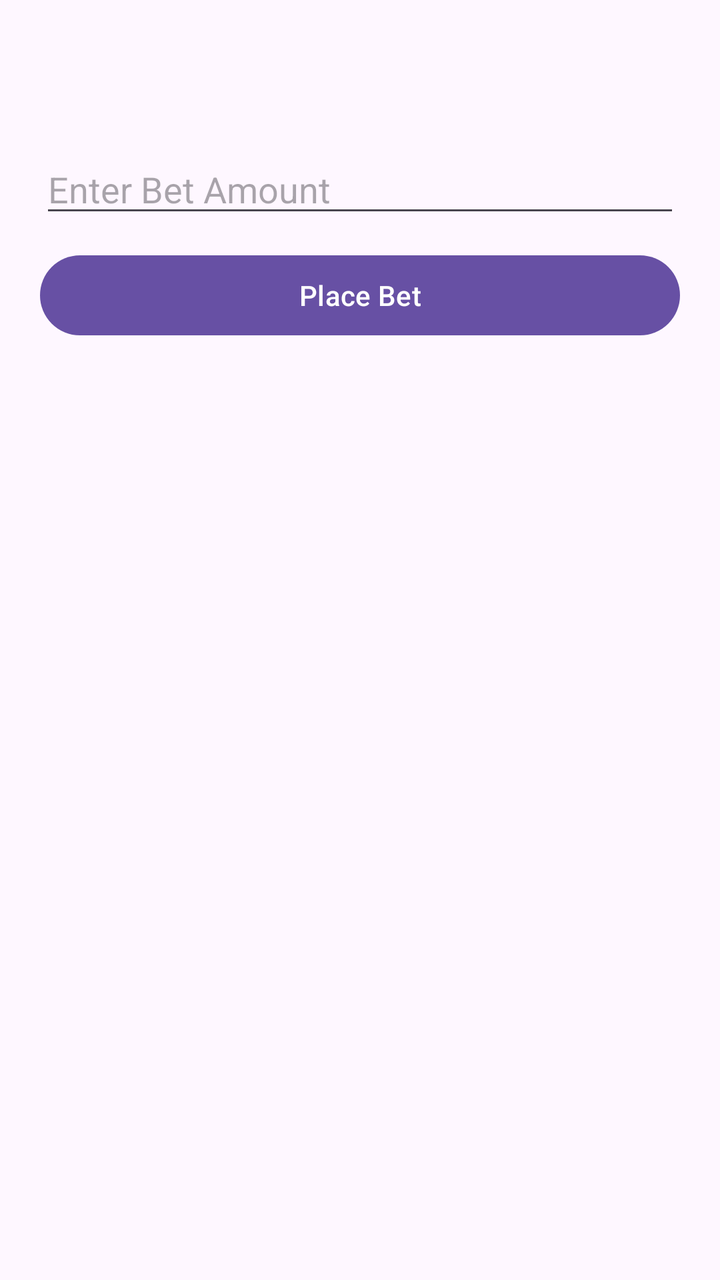
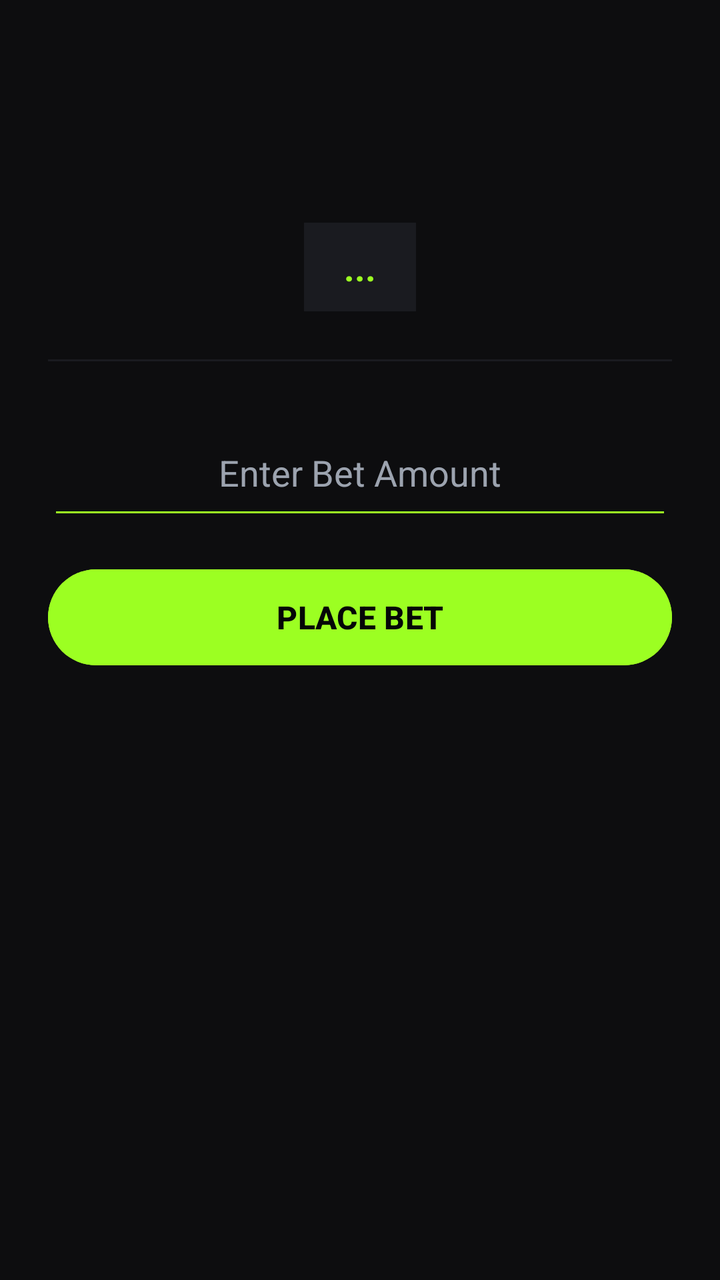

The first picture is an Android layout as it rendered before a commit; the second is the same layout after the commit. The layout source and the unified diff follow.
<!-- AndroidManifest.xml: application theme Theme.BettingClientApp -->
<!-- res/layout/activity_play.xml -->
<?xml version="1.0" encoding="utf-8"?>
<LinearLayout xmlns:android="http://schemas.android.com/apk/res/android"
    android:layout_width="match_parent"
    android:layout_height="match_parent"
    android:orientation="vertical"
    android:padding="20dp">

    <TextView android:id="@+id/tvGameTitle" android:layout_width="match_parent" android:layout_height="wrap_content" android:textSize="24sp" android:textStyle="bold" />

    <EditText android:id="@+id/etBet" android:layout_width="match_parent" android:layout_height="wrap_content" android:hint="Enter Bet Amount" android:inputType="numberDecimal" android:layout_marginTop="20dp" />

    <Button android:id="@+id/btnPlay" android:layout_width="match_parent" android:layout_height="wrap_content" android:text="Place Bet" android:layout_marginTop="10dp" />

    <RatingBar android:id="@+id/ratingBar" android:layout_width="wrap_content" android:layout_height="wrap_content" android:layout_marginTop="20dp" android:visibility="gone" />

</LinearLayout>
<!-- resources referenced by this layout -->
<resources>
  <style name="Theme.BettingClientApp" parent="Base.Theme.BettingClientApp" />
  <style name="Base.Theme.BettingClientApp" parent="Theme.Material3.DayNight.NoActionBar">
          
          
      </style>
</resources>

<!-- the commit's change to res/layout/activity_play.xml (unified diff, before → after) -->
@@ -3,14 +3,149 @@
     android:layout_width="match_parent"
     android:layout_height="match_parent"
     android:orientation="vertical"
-    android:padding="20dp">
+    android:padding="24dp"
+    android:background="#0D0D0F"
+    android:gravity="center_horizontal">
 
-    <TextView android:id="@+id/tvGameTitle" android:layout_width="match_parent" android:layout_height="wrap_content" android:textSize="24sp" android:textStyle="bold" />
+    
+    
+    
+    <TextView
+        android:id="@+id/tvGameTitle"
+        android:layout_width="wrap_content"
+        android:layout_height="wrap_content"
+        android:textSize="32sp"
+        android:textStyle="bold"
+        android:textColor="#FFFFFF"
+        android:letterSpacing="0.05"
+        android:layout_marginBottom="8dp"/>
 
-    <EditText android:id="@+id/etBet" android:layout_width="match_parent" android:layout_height="wrap_content" android:hint="Enter Bet Amount" android:inputType="numberDecimal" android:layout_marginTop="20dp" />
+    <TextView
+        android:id="@+id/tvGameInfo"
+        android:layout_width="match_parent"
+        android:layout_height="wrap_content"
+        android:textSize="15sp"
+        android:textColor="#9CA3AF"
+        android:lineSpacingExtra="4dp"
+        android:textAlignment="center" />
 
-    <Button android:id="@+id/btnPlay" android:layout_width="match_parent" android:layout_height="wrap_content" android:text="Place Bet" android:layout_marginTop="10dp" />
+    
+    <LinearLayout
+        android:layout_width="wrap_content"
+        android:layout_height="wrap_content"
+        android:orientation="horizontal"
+        android:layout_marginTop="16dp"
+        android:background="#1A1B20"
+        android:paddingHorizontal="20dp"
+        android:paddingVertical="10dp"
+        android:gravity="center">
 
-    <RatingBar android:id="@+id/ratingBar" android:layout_width="wrap_content" android:layout_height="wrap_content" android:layout_marginTop="20dp" android:visibility="gone" />
+        <TextView
+            android:layout_width="wrap_content"
+            android:layout_height="wrap_content"
+            android:text=""
+            android:textSize="14sp"
+            android:textColor="#9CA3AF"
+            android:textStyle="bold"/>
+
+        <TextView
+            android:id="@+id/tvLiveBalance"
+            android:layout_width="wrap_content"
+            android:layout_height="wrap_content"
+            android:textSize="18sp"
+            android:textStyle="bold"
+            android:textColor="#9CFF22"
+            android:text="..." />
+    </LinearLayout>
+
+    
+    <View
+        android:layout_width="match_parent"
+        android:layout_height="1dp"
+        android:background="#1A1B20"
+        android:layout_marginTop="24dp"
+        android:layout_marginBottom="24dp"/>
+
+    
+    
+    
+    <LinearLayout
+        android:id="@+id/layoutBetting"
+        android:layout_width="match_parent"
+        android:layout_height="wrap_content"
+        android:orientation="vertical">
+
+        <EditText
+            android:id="@+id/etBet"
+            android:layout_width="match_parent"
+            android:layout_height="60dp"
+            android:hint="Enter Bet Amount"
+            android:inputType="numberDecimal"
+            android:textSize="18sp"
+            android:textColor="#FFFFFF"
+            android:textColorHint="#9CA3AF"
+            android:backgroundTint="#9CFF22"
+            android:textAlignment="center"
+            android:layout_marginBottom="16dp"/>
+
+        <Button
+            android:id="@+id/btnPlay"
+            android:layout_width="match_parent"
+            android:layout_height="56dp"
+            android:text="PLACE BET"
+            android:textStyle="bold"
+            android:textSize="16sp"
+            android:backgroundTint="#9CFF22"
+            android:textColor="#050607" />
+    </LinearLayout>
+
+    
+    
+    
+    <LinearLayout
+        android:id="@+id/layoutResult"
+        android:layout_width="match_parent"
+        android:layout_height="wrap_content"
+        android:orientation="vertical"
+        android:visibility="gone"
+        android:gravity="center_horizontal">
+
+        <TextView
+            android:id="@+id/tvResultMsg"
+            android:layout_width="match_parent"
+            android:layout_height="wrap_content"
+            android:textSize="24sp"
+            android:textStyle="bold"
+            android:textAlignment="center"
+            android:textColor="#FFFFFF"
+            android:layout_marginBottom="24dp"/>
+
+        <TextView
+            android:layout_width="wrap_content"
+            android:layout_height="wrap_content"
+            android:text="Rate your experience"
+            android:textColor="#9CA3AF"
+            android:textSize="14sp"/>
+
+        
+        <RatingBar
+            android:id="@+id/ratingBar"
+            android:layout_width="wrap_content"
+            android:layout_height="wrap_content"
+            android:layout_marginTop="8dp"
+            android:stepSize="1"
+            android:numStars="5"
+            android:progressTint="#9CFF22"
+            android:secondaryProgressTint="#1A1B20" />
+
+        <Button
+            android:id="@+id/btnSkip"
+            android:layout_width="match_parent"
+            android:layout_height="50dp"
+            android:text="Skip &amp; Return"
+            android:textColor="#FFFFFF"
+            android:backgroundTint="#1A1B20"
+            android:layout_marginTop="24dp" />
+    </LinearLayout>
 
 </LinearLayout>
